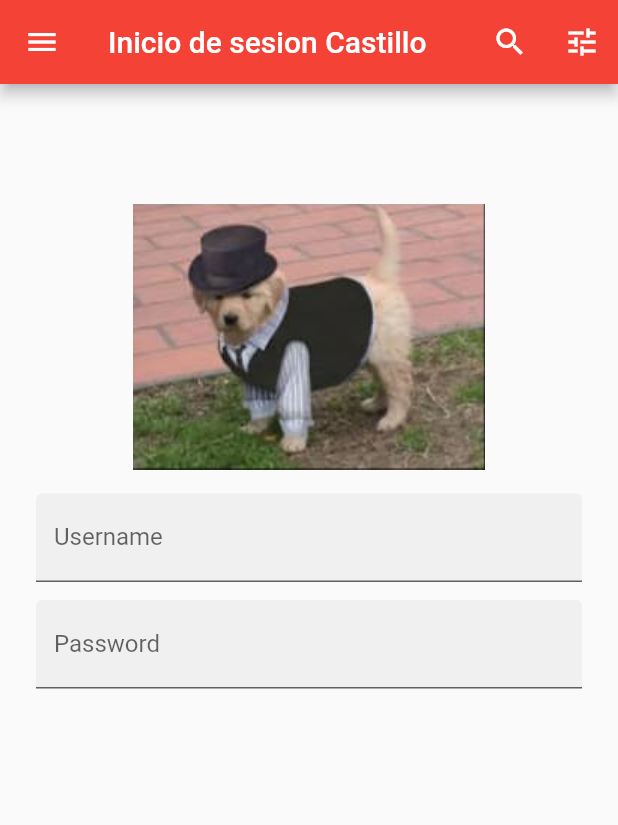
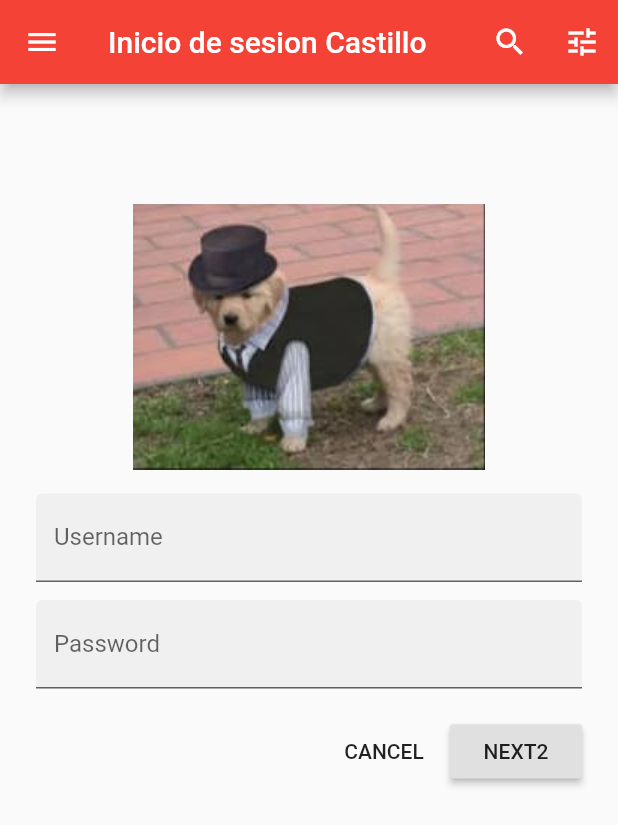
Before and after one commit to FaridCG343/LoginSencillo, a Flutter app: the screen it shows after launch, on a phone screen of 412 x 824 dp. Shown: the top 825 px of the screen. Run offline on Flutter 3.47's test engine with Material 2 defaults, Android fonts, the phone set to English and light mode, and no system bars.

```diff
--- a/lib/main.dart
+++ b/lib/main.dart
@@ -101,6 +101,32 @@ class _IngresoSistemaState extends State<IngresoSistema> {
                     ),
                     obscureText: true,
                   ),
+                  Padding(
+                    padding: const EdgeInsets.only(top: 18.0),
+                    child: Row(
+                      mainAxisAlignment: MainAxisAlignment.end,
+                      children: <Widget>[
+                        FlatButton(
+                          child: Text('CANCEL'),
+                          onPressed: () {
+                            setState(() {
+                              isLogin = false;
+                            });
+                          },
+                        ),//fin flat button
+                        RaisedButton(
+                          child: Text(
+                            'NEXT2',
+                          ),
+                          onPressed: () {
+                            setState(() {
+                              isLogin = true;
+                            });
+                          },
+                        ),//fin raised button
+                      ],//fin widget[]
+                    ),//fin de row
+                  ),//fin de padding
                 ],  //fin de widget[]
               ),
 
```
Also changed, not shown: 1 other file.
